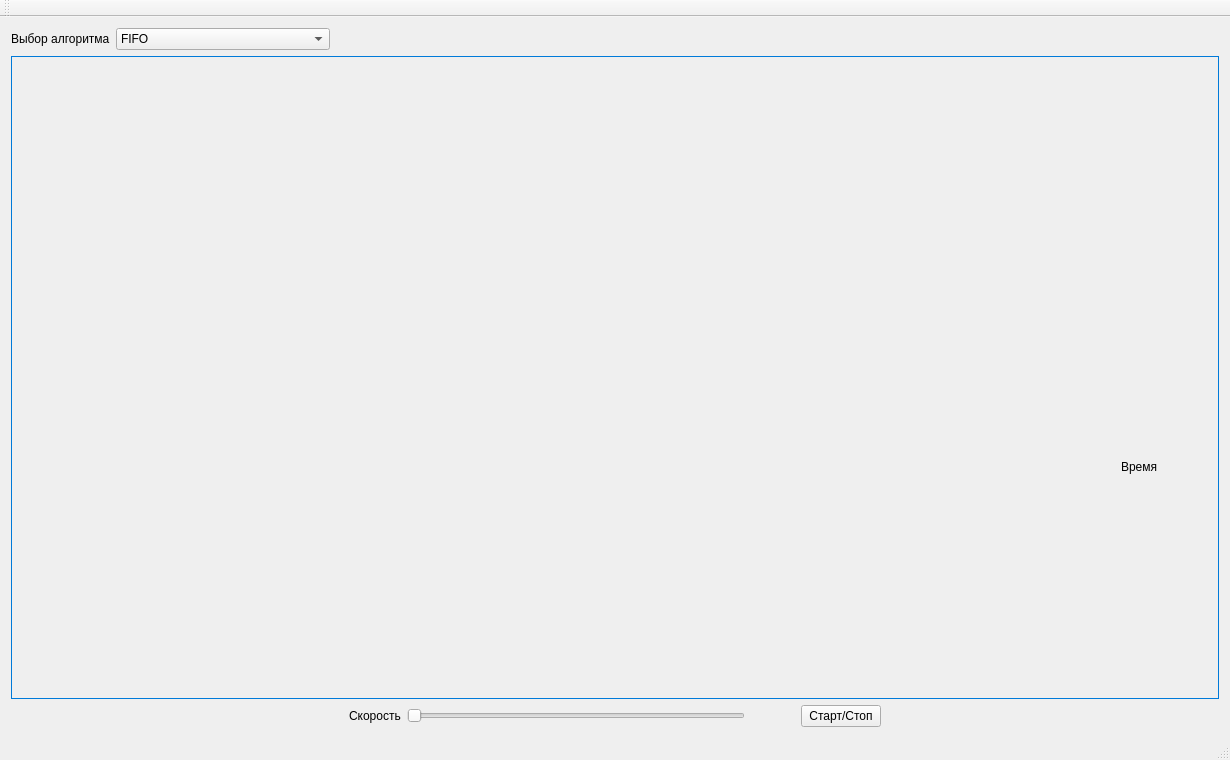
Ore111ek/Algorithms_of_Planning, file mainwindow.ui: the form before one commit.
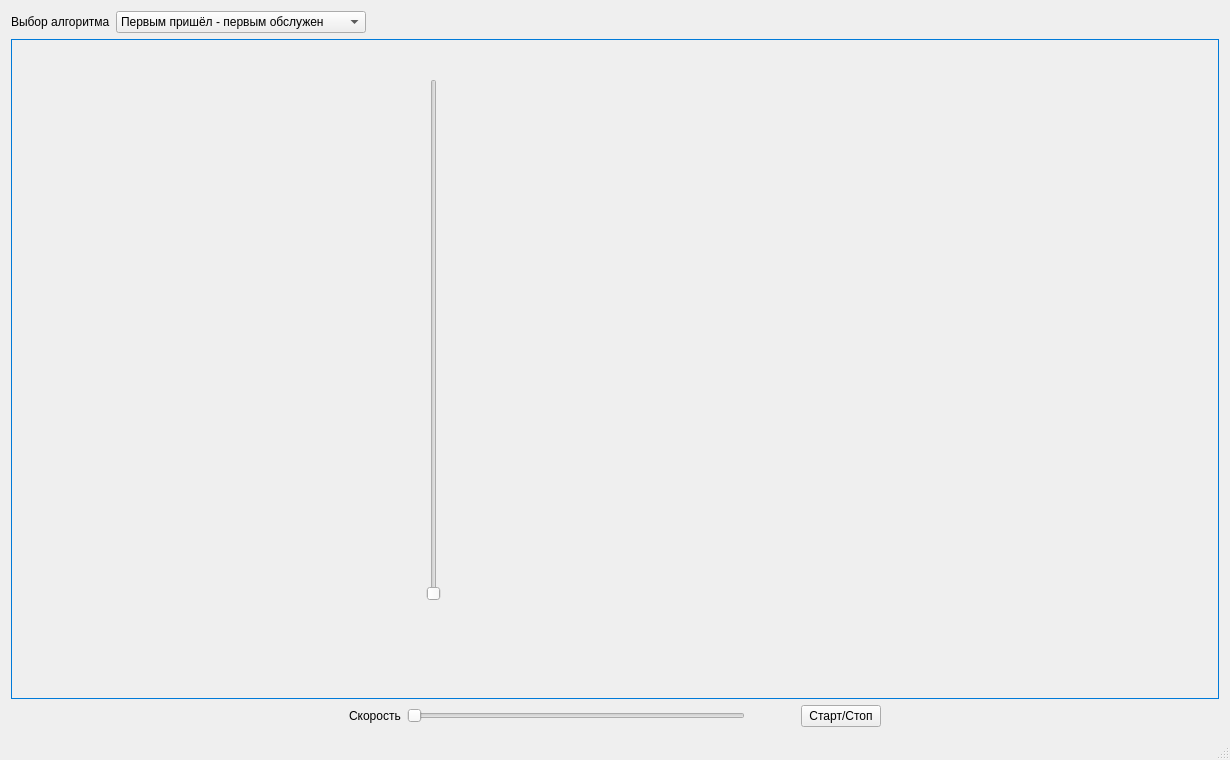
The form after the commit.

Commit message: Queue + Graph

```diff
--- a/mainwindow.ui
+++ b/mainwindow.ui
@@ -37,6 +37,9 @@
           <verstretch>0</verstretch>
          </sizepolicy>
         </property>
+        <property name="autoFillBackground">
+         <bool>false</bool>
+        </property>
         <property name="text">
          <string>Выбор алгоритма</string>
         </property>
@@ -50,9 +53,15 @@
           <verstretch>0</verstretch>
          </sizepolicy>
         </property>
+        <property name="minimumSize">
+         <size>
+          <width>250</width>
+          <height>0</height>
+         </size>
+        </property>
         <item>
          <property name="text">
-          <string>FIFO</string>
+          <string>Первым пришёл - первым обслужен</string>
          </property>
         </item>
         <item>
@@ -100,17 +109,20 @@
 border: 1px solid rgb(0, 122, 217);
 }</string>
       </property>
-      <widget class="QLabel" name="axisXLabel">
+      <widget class="QSlider" name="queueSlider">
        <property name="geometry">
         <rect>
-         <x>1110</x>
-         <y>400</y>
-         <width>71</width>
-         <height>21</height>
+         <x>412</x>
+         <y>40</y>
+         <width>22</width>
+         <height>522</height>
         </rect>
        </property>
-       <property name="text">
-        <string>Время</string>
+       <property name="maximum">
+        <number>100</number>
+       </property>
+       <property name="orientation">
+        <enum>Qt::Vertical</enum>
        </property>
       </widget>
      </widget>
@@ -218,14 +230,6 @@
     </rect>
    </property>
   </widget>
-  <widget class="QToolBar" name="mainToolBar">
-   <attribute name="toolBarArea">
-    <enum>TopToolBarArea</enum>
-   </attribute>
-   <attribute name="toolBarBreak">
-    <bool>false</bool>
-   </attribute>
-  </widget>
   <widget class="QStatusBar" name="statusBar"/>
  </widget>
  <layoutdefault spacing="6" margin="11"/>
```
The commit also changes 4 other files.
